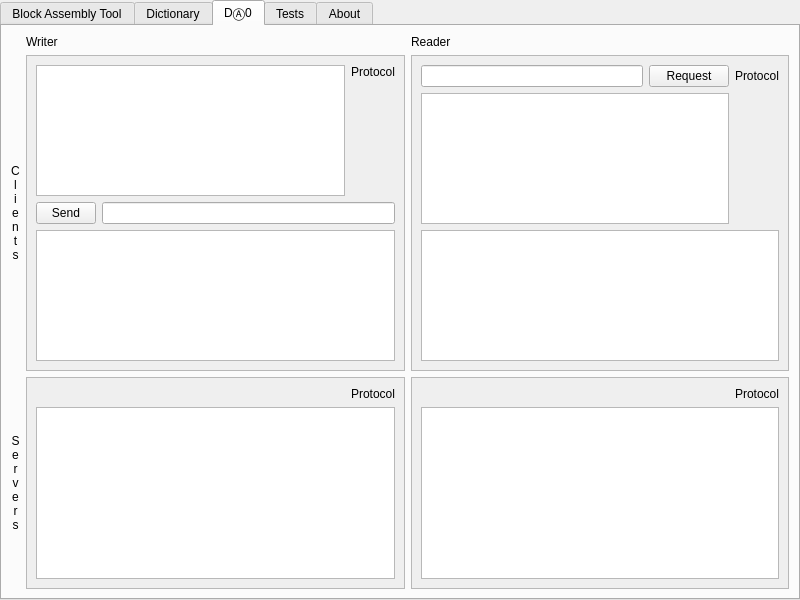
assignonward/aosuite, file apps/CodeForm2021/mainwindow.ui: the form before one commit.
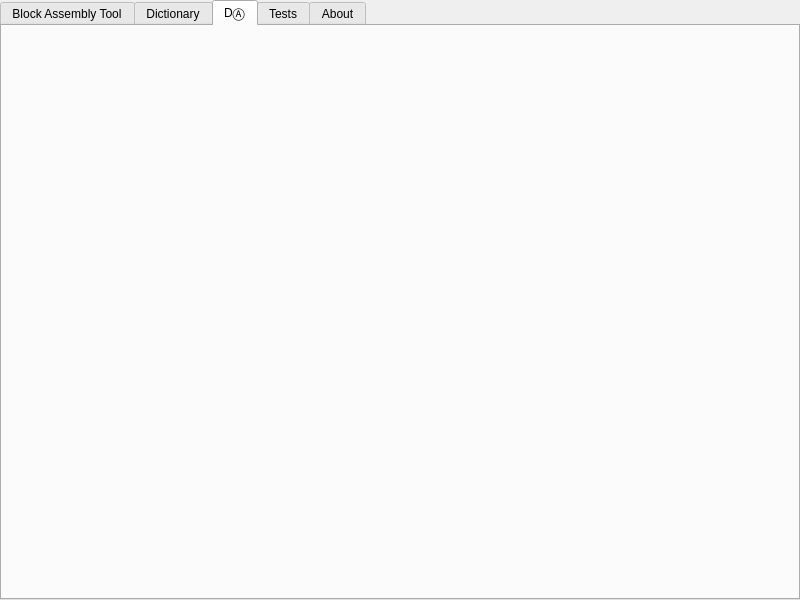
The form after the commit. The open tabs and pages were chosen to show the change. Icons and pictures are not drawn.

Commit message: refactor protocol demo into a loadable sub-ui

```diff
--- a/apps/CodeForm2021/mainwindow.ui
+++ b/apps/CodeForm2021/mainwindow.ui
@@ -260,244 +260,8 @@
       </widget>
       <widget class="QWidget" name="DAO0Tab">
        <attribute name="title">
-        <string>DⒶ0</string>
+        <string>DⒶ</string>
        </attribute>
-       <layout class="QGridLayout" name="gridLayout_3">
-        <item row="1" column="0">
-         <widget class="QLabel" name="label_5">
-          <property name="text">
-           <string>C
-l
-i
-e
-n
-t
-s</string>
-          </property>
-          <property name="alignment">
-           <set>Qt::AlignCenter</set>
-          </property>
-         </widget>
-        </item>
-        <item row="2" column="2">
-         <widget class="QScrollArea" name="DAO0_SR">
-          <property name="widgetResizable">
-           <bool>true</bool>
-          </property>
-          <widget class="QWidget" name="scrollAreaWidgetContents_4">
-           <property name="geometry">
-            <rect>
-             <x>0</x>
-             <y>0</y>
-             <width>376</width>
-             <height>173</height>
-            </rect>
-           </property>
-           <layout class="QGridLayout" name="gridLayout_6">
-            <item row="0" column="1">
-             <widget class="QLabel" name="rsProtocol">
-              <property name="sizePolicy">
-               <sizepolicy hsizetype="Maximum" vsizetype="Preferred">
-                <horstretch>0</horstretch>
-                <verstretch>0</verstretch>
-               </sizepolicy>
-              </property>
-              <property name="text">
-               <string>Protocol</string>
-              </property>
-              <property name="alignment">
-               <set>Qt::AlignRight|Qt::AlignTop|Qt::AlignTrailing</set>
-              </property>
-             </widget>
-            </item>
-            <item row="1" column="0" colspan="2">
-             <widget class="QTextEdit" name="rsLog"/>
-            </item>
-           </layout>
-          </widget>
-         </widget>
-        </item>
-        <item row="1" column="2">
-         <widget class="QScrollArea" name="DAO0_CR">
-          <property name="widgetResizable">
-           <bool>true</bool>
-          </property>
-          <widget class="QWidget" name="scrollAreaWidgetContents_3">
-           <property name="geometry">
-            <rect>
-             <x>0</x>
-             <y>0</y>
-             <width>376</width>
-             <height>345</height>
-            </rect>
-           </property>
-           <layout class="QGridLayout" name="gridLayout_5">
-            <item row="0" column="2">
-             <widget class="QLabel" name="rcProtocol">
-              <property name="sizePolicy">
-               <sizepolicy hsizetype="Maximum" vsizetype="Preferred">
-                <horstretch>0</horstretch>
-                <verstretch>0</verstretch>
-               </sizepolicy>
-              </property>
-              <property name="text">
-               <string>Protocol</string>
-              </property>
-             </widget>
-            </item>
-            <item row="0" column="0">
-             <widget class="QLineEdit" name="rcId"/>
-            </item>
-            <item row="2" column="0" colspan="3">
-             <widget class="QTextEdit" name="rcLog"/>
-            </item>
-            <item row="0" column="1">
-             <widget class="QPushButton" name="rcRequest">
-              <property name="text">
-               <string>Request</string>
-              </property>
-             </widget>
-            </item>
-            <item row="1" column="0" colspan="2">
-             <widget class="QTextEdit" name="rcData"/>
-            </item>
-           </layout>
-          </widget>
-         </widget>
-        </item>
-        <item row="2" column="1">
-         <widget class="QScrollArea" name="DAO0_SS">
-          <property name="widgetResizable">
-           <bool>true</bool>
-          </property>
-          <widget class="QWidget" name="scrollAreaWidgetContents_2">
-           <property name="geometry">
-            <rect>
-             <x>0</x>
-             <y>0</y>
-             <width>376</width>
-             <height>173</height>
-            </rect>
-           </property>
-           <layout class="QGridLayout" name="gridLayout_7">
-            <item row="0" column="1">
-             <widget class="QLabel" name="wsProtocol">
-              <property name="sizePolicy">
-               <sizepolicy hsizetype="Maximum" vsizetype="Preferred">
-                <horstretch>0</horstretch>
-                <verstretch>0</verstretch>
-               </sizepolicy>
-              </property>
-              <property name="text">
-               <string>Protocol</string>
-              </property>
-              <property name="alignment">
-               <set>Qt::AlignRight|Qt::AlignTop|Qt::AlignTrailing</set>
-              </property>
-             </widget>
-            </item>
-            <item row="1" column="0" colspan="2">
-             <widget class="QTextEdit" name="wsLog"/>
-            </item>
-           </layout>
-          </widget>
-         </widget>
-        </item>
-        <item row="1" column="1">
-         <widget class="QScrollArea" name="DAO0_CS">
-          <property name="widgetResizable">
-           <bool>true</bool>
-          </property>
-          <widget class="QWidget" name="scrollAreaWidgetContents">
-           <property name="geometry">
-            <rect>
-             <x>0</x>
-             <y>0</y>
-             <width>376</width>
-             <height>345</height>
-            </rect>
-           </property>
-           <layout class="QGridLayout" name="gridLayout_4">
-            <item row="2" column="0" colspan="3">
-             <widget class="QTextEdit" name="wcLog"/>
-            </item>
-            <item row="0" column="2">
-             <widget class="QLabel" name="wcProtocol">
-              <property name="sizePolicy">
-               <sizepolicy hsizetype="Maximum" vsizetype="Preferred">
-                <horstretch>0</horstretch>
-                <verstretch>0</verstretch>
-               </sizepolicy>
-              </property>
-              <property name="text">
-               <string>Protocol</string>
-              </property>
-              <property name="alignment">
-               <set>Qt::AlignRight|Qt::AlignTop|Qt::AlignTrailing</set>
-              </property>
-             </widget>
-            </item>
-            <item row="1" column="0">
-             <widget class="QPushButton" name="wcSend">
-              <property name="maximumSize">
-               <size>
-                <width>60</width>
-                <height>16777215</height>
-               </size>
-              </property>
-              <property name="text">
-               <string>Send</string>
-              </property>
-             </widget>
-            </item>
-            <item row="1" column="1" colspan="2">
-             <widget class="QLineEdit" name="wcId">
-              <property name="sizePolicy">
-               <sizepolicy hsizetype="Expanding" vsizetype="Fixed">
-                <horstretch>0</horstretch>
-                <verstretch>0</verstretch>
-               </sizepolicy>
-              </property>
-             </widget>
-            </item>
-            <item row="0" column="0" colspan="2">
-             <widget class="QTextEdit" name="wcData"/>
-            </item>
-           </layout>
-          </widget>
-         </widget>
-        </item>
-        <item row="0" column="1">
-         <widget class="QLabel" name="label_6">
-          <property name="text">
-           <string>Writer</string>
-          </property>
-         </widget>
-        </item>
-        <item row="0" column="2">
-         <widget class="QLabel" name="label_7">
-          <property name="text">
-           <string>Reader</string>
-          </property>
-         </widget>
-        </item>
-        <item row="2" column="0">
-         <widget class="QLabel" name="label_8">
-          <property name="text">
-           <string>S
-e
-r
-v
-e
-r
-s</string>
-          </property>
-          <property name="alignment">
-           <set>Qt::AlignCenter</set>
-          </property>
-         </widget>
-        </item>
-       </layout>
       </widget>
       <widget class="QWidget" name="testsTab">
        <attribute name="title">
```
Left out of the diff: 4 changed lines with no effect on the pictures. The commit also changes 15 other files.
